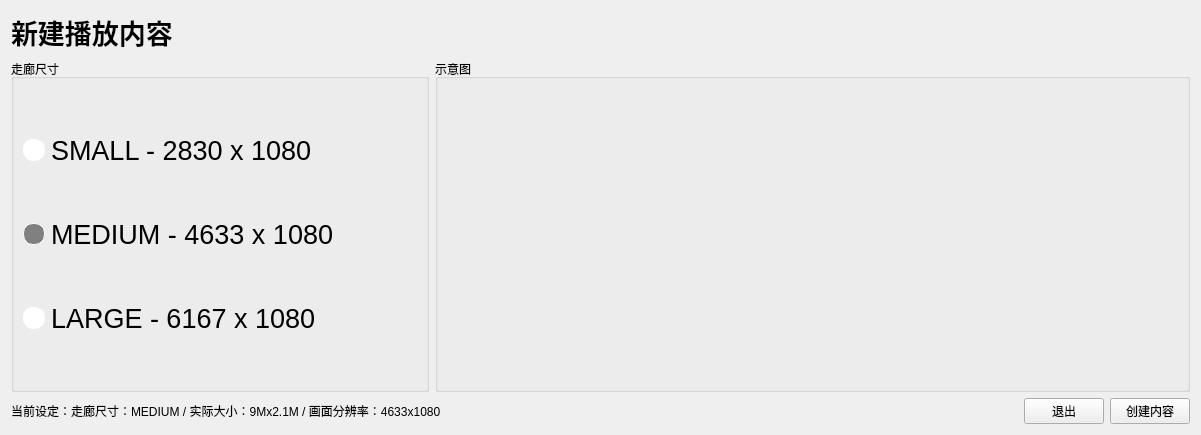
The window that src/forms/mainwindow/pagewelcome.ui (izwb003/AVPStudio) describes before a commit, drawn with Qt 5.
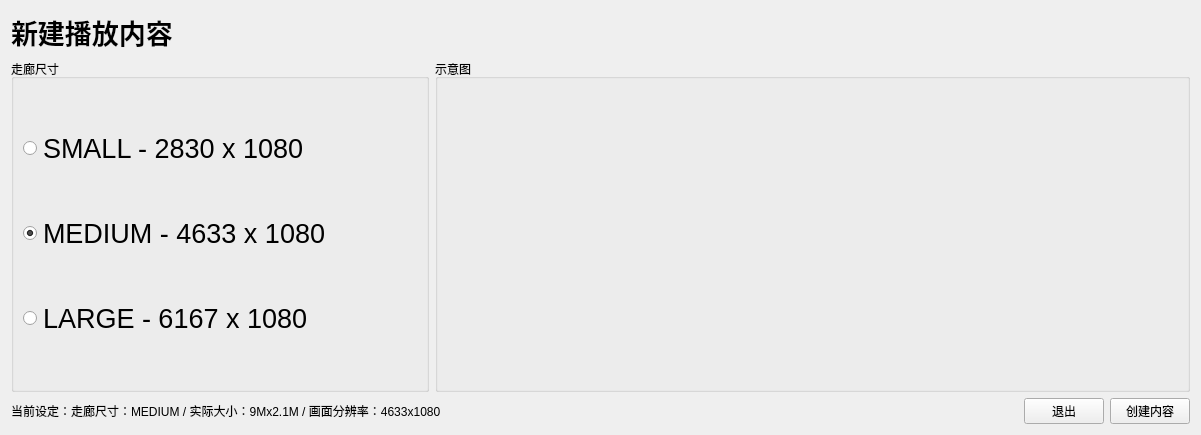
The same window after the commit. Icons and pictures are not drawn.

```diff
--- a/src/forms/mainwindow/pagewelcome.ui
+++ b/src/forms/mainwindow/pagewelcome.ui
@@ -32,7 +32,8 @@
      <item>
       <widget class="QGroupBox" name="groupBoxHallSize">
        <property name="styleSheet">
-        <string notr="true">QRadioButton::indicator {
+        <string notr="true">/*
+QRadioButton::indicator {
 	width: 20px;
 	height: 20px;
 	border-radius: 10px;
@@ -44,7 +45,8 @@
 
 QRadioButton::indicator::checked {
 	background-color: grey
-}</string>
+}
+*/</string>
        </property>
        <property name="title">
         <string>走廊尺寸</string>
```
